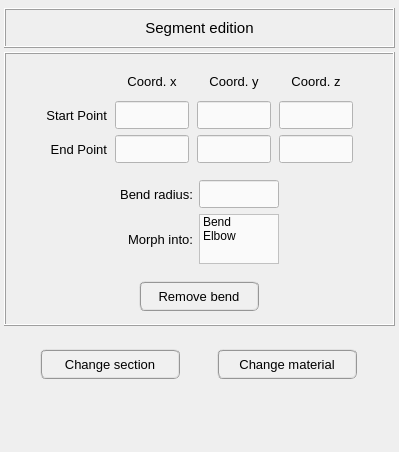
open-pulse/OpenPulse, file pulse/interface/ui_files/model/geometry/edit_bend.ui: the form before one commit.
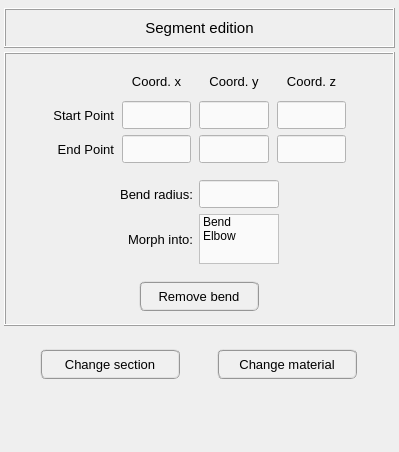
The form after the commit.

Commit message: Adjusts in font colors + disable actions review

```diff
--- a/pulse/interface/ui_files/model/geometry/edit_bend.ui
+++ b/pulse/interface/ui_files/model/geometry/edit_bend.ui
@@ -207,32 +207,6 @@
            </layout>
           </widget>
          </item>
-         <item row="0" column="0">
-          <spacer name="horizontalSpacer">
-           <property name="orientation">
-            <enum>Qt::Horizontal</enum>
-           </property>
-           <property name="sizeHint" stdset="0">
-            <size>
-             <width>40</width>
-             <height>20</height>
-            </size>
-           </property>
-          </spacer>
-         </item>
-         <item row="0" column="2">
-          <spacer name="horizontalSpacer_2">
-           <property name="orientation">
-            <enum>Qt::Horizontal</enum>
-           </property>
-           <property name="sizeHint" stdset="0">
-            <size>
-             <width>40</width>
-             <height>20</height>
-            </size>
-           </property>
-          </spacer>
-         </item>
          <item row="0" column="1">
           <widget class="QFrame" name="frame_3">
            <property name="font">
@@ -250,7 +224,7 @@
             <property name="horizontalSpacing">
              <number>8</number>
             </property>
-            <item row="1" column="2">
+            <item row="1" column="3">
              <widget class="QLineEdit" name="coord_y_start">
               <property name="enabled">
                <bool>true</bool>
@@ -287,7 +261,7 @@
               </property>
              </widget>
             </item>
-            <item row="1" column="1">
+            <item row="1" column="2">
              <widget class="QLineEdit" name="coord_x_start">
               <property name="enabled">
                <bool>true</bool>
@@ -324,26 +298,7 @@
               </property>
              </widget>
             </item>
-            <item row="0" column="0">
-             <widget class="QLabel" name="label_5">
-              <property name="minimumSize">
-               <size>
-                <width>0</width>
-                <height>28</height>
-               </size>
-              </property>
-              <property name="maximumSize">
-               <size>
-                <width>16777215</width>
-                <height>28</height>
-               </size>
-              </property>
-              <property name="text">
-               <string/>
-              </property>
-             </widget>
-            </item>
-            <item row="1" column="3">
+            <item row="1" column="4">
              <widget class="QLineEdit" name="coord_z_start">
               <property name="enabled">
                <bool>true</bool>
@@ -380,81 +335,26 @@
               </property>
              </widget>
             </item>
-            <item row="2" column="1">
-             <widget class="QLineEdit" name="coord_x_end">
-              <property name="enabled">
-               <bool>true</bool>
-              </property>
+            <item row="0" column="1">
+             <widget class="QLabel" name="label_5">
               <property name="minimumSize">
                <size>
-                <width>60</width>
+                <width>0</width>
                 <height>28</height>
                </size>
               </property>
               <property name="maximumSize">
                <size>
-                <width>80</width>
+                <width>16777215</width>
                 <height>28</height>
                </size>
               </property>
-              <property name="font">
-               <font>
-                <pointsize>10</pointsize>
-               </font>
-              </property>
-              <property name="focusPolicy">
-               <enum>Qt::ClickFocus</enum>
-              </property>
-              <property name="styleSheet">
-               <string notr="true">QLineEdit{color: rgb(0, 0, 0); background-color: rgb(250, 250, 250)}
-QLineEdit:disabled{color: rgb(100, 100, 100); background-color: rgb(240, 240, 240)}</string>
-              </property>
               <property name="text">
                <string/>
               </property>
-              <property name="alignment">
-               <set>Qt::AlignCenter</set>
-              </property>
              </widget>
             </item>
-            <item row="2" column="2">
-             <widget class="QLineEdit" name="coord_y_end">
-              <property name="enabled">
-               <bool>true</bool>
-              </property>
-              <property name="minimumSize">
-               <size>
-                <width>60</width>
-                <height>28</height>
-               </size>
-              </property>
-              <property name="maximumSize">
-               <size>
-                <width>80</width>
-                <height>28</height>
-               </size>
-              </property>
-              <property name="font">
-               <font>
-                <pointsize>10</pointsize>
-               </font>
-              </property>
-              <property name="focusPolicy">
-               <enum>Qt::ClickFocus</enum>
-              </property>
-              <property name="styleSheet">
-               <string notr="true">QLineEdit{color: rgb(0, 0, 0); background-color: rgb(250, 250, 250)}
-QLineEdit:disabled{color: rgb(100, 100, 100); background-color: rgb(240, 240, 240)}</string>
-              </property>
-              <property name="text">
-               <string/>
-              </property>
-              <property name="alignment">
-               <set>Qt::AlignCenter</set>
-              </property>
-             </widget>
-            </item>
-            <item row="2" column="3">
+            <item row="2" column="4">
              <widget class="QLineEdit" name="coord_z_end">
               <property name="enabled">
                <bool>true</bool>
@@ -491,7 +391,81 @@
               </property>
              </widget>
             </item>
-            <item row="0" column="1">
+            <item row="2" column="3">
+             <widget class="QLineEdit" name="coord_y_end">
+              <property name="enabled">
+               <bool>true</bool>
+              </property>
+              <property name="minimumSize">
+               <size>
+                <width>60</width>
+                <height>28</height>
+               </size>
+              </property>
+              <property name="maximumSize">
+               <size>
+                <width>80</width>
+                <height>28</height>
+               </size>
+              </property>
+              <property name="font">
+               <font>
+                <pointsize>10</pointsize>
+               </font>
+              </property>
+              <property name="focusPolicy">
+               <enum>Qt::ClickFocus</enum>
+              </property>
+              <property name="styleSheet">
+               <string notr="true">QLineEdit{color: rgb(0, 0, 0); background-color: rgb(250, 250, 250)}
+QLineEdit:disabled{color: rgb(100, 100, 100); background-color: rgb(240, 240, 240)}</string>
+              </property>
+              <property name="text">
+               <string/>
+              </property>
+              <property name="alignment">
+               <set>Qt::AlignCenter</set>
+              </property>
+             </widget>
+            </item>
+            <item row="2" column="2">
+             <widget class="QLineEdit" name="coord_x_end">
+              <property name="enabled">
+               <bool>true</bool>
+              </property>
+              <property name="minimumSize">
+               <size>
+                <width>60</width>
+                <height>28</height>
+               </size>
+              </property>
+              <property name="maximumSize">
+               <size>
+                <width>80</width>
+                <height>28</height>
+               </size>
+              </property>
+              <property name="font">
+               <font>
+                <pointsize>10</pointsize>
+               </font>
+              </property>
+              <property name="focusPolicy">
+               <enum>Qt::ClickFocus</enum>
+              </property>
+              <property name="styleSheet">
+               <string notr="true">QLineEdit{color: rgb(0, 0, 0); background-color: rgb(250, 250, 250)}
+QLineEdit:disabled{color: rgb(100, 100, 100); background-color: rgb(240, 240, 240)}</string>
+              </property>
+              <property name="text">
+               <string/>
+              </property>
+              <property name="alignment">
+               <set>Qt::AlignCenter</set>
+              </property>
+             </widget>
+            </item>
+            <item row="0" column="2">
              <widget class="QLabel" name="label_6">
               <property name="minimumSize">
                <size>
@@ -518,8 +492,8 @@
               </property>
              </widget>
             </item>
-            <item row="0" column="2">
-             <widget class="QLabel" name="label_8">
+            <item row="1" column="1">
+             <widget class="QLabel" name="label_3">
               <property name="minimumSize">
                <size>
                 <width>0</width>
@@ -538,14 +512,14 @@
                </font>
               </property>
               <property name="text">
-               <string>Coord. y</string>
+               <string>Start Point</string>
               </property>
               <property name="alignment">
-               <set>Qt::AlignCenter</set>
+               <set>Qt::AlignRight|Qt::AlignTrailing|Qt::AlignVCenter</set>
               </property>
              </widget>
             </item>
-            <item row="0" column="3">
+            <item row="0" column="4">
              <widget class="QLabel" name="label_7">
               <property name="minimumSize">
                <size>
@@ -572,7 +546,34 @@
               </property>
              </widget>
             </item>
-            <item row="2" column="0">
+            <item row="0" column="3">
+             <widget class="QLabel" name="label_8">
+              <property name="minimumSize">
+               <size>
+                <width>0</width>
+                <height>28</height>
+               </size>
+              </property>
+              <property name="maximumSize">
+               <size>
+                <width>16777215</width>
+                <height>28</height>
+               </size>
+              </property>
+              <property name="font">
+               <font>
+                <pointsize>10</pointsize>
+               </font>
+              </property>
+              <property name="text">
+               <string>Coord. y</string>
+              </property>
+              <property name="alignment">
+               <set>Qt::AlignCenter</set>
+              </property>
+             </widget>
+            </item>
+            <item row="2" column="1">
              <widget class="QLabel" name="label_4">
               <property name="minimumSize">
                <size>
@@ -600,31 +601,30 @@
              </widget>
             </item>
             <item row="1" column="0">
-             <widget class="QLabel" name="label_3">
-              <property name="minimumSize">
+             <spacer name="horizontalSpacer">
+              <property name="orientation">
+               <enum>Qt::Horizontal</enum>
+              </property>
+              <property name="sizeHint" stdset="0">
                <size>
-                <width>0</width>
-                <height>28</height>
+                <width>40</width>
+                <height>20</height>
                </size>
               </property>
-              <property name="maximumSize">
+             </spacer>
+            </item>
+            <item row="1" column="5">
+             <spacer name="horizontalSpacer_2">
+              <property name="orientation">
+               <enum>Qt::Horizontal</enum>
+              </property>
+              <property name="sizeHint" stdset="0">
                <size>
-                <width>16777215</width>
-                <height>28</height>
+                <width>40</width>
+                <height>20</height>
                </size>
               </property>
-              <property name="font">
-               <font>
-                <pointsize>10</pointsize>
-               </font>
-              </property>
-              <property name="text">
-               <string>Start Point</string>
-              </property>
-              <property name="alignment">
-               <set>Qt::AlignRight|Qt::AlignTrailing|Qt::AlignVCenter</set>
-              </property>
-             </widget>
+             </spacer>
             </item>
            </layout>
           </widget>
```
The commit also changes 11 other files.
